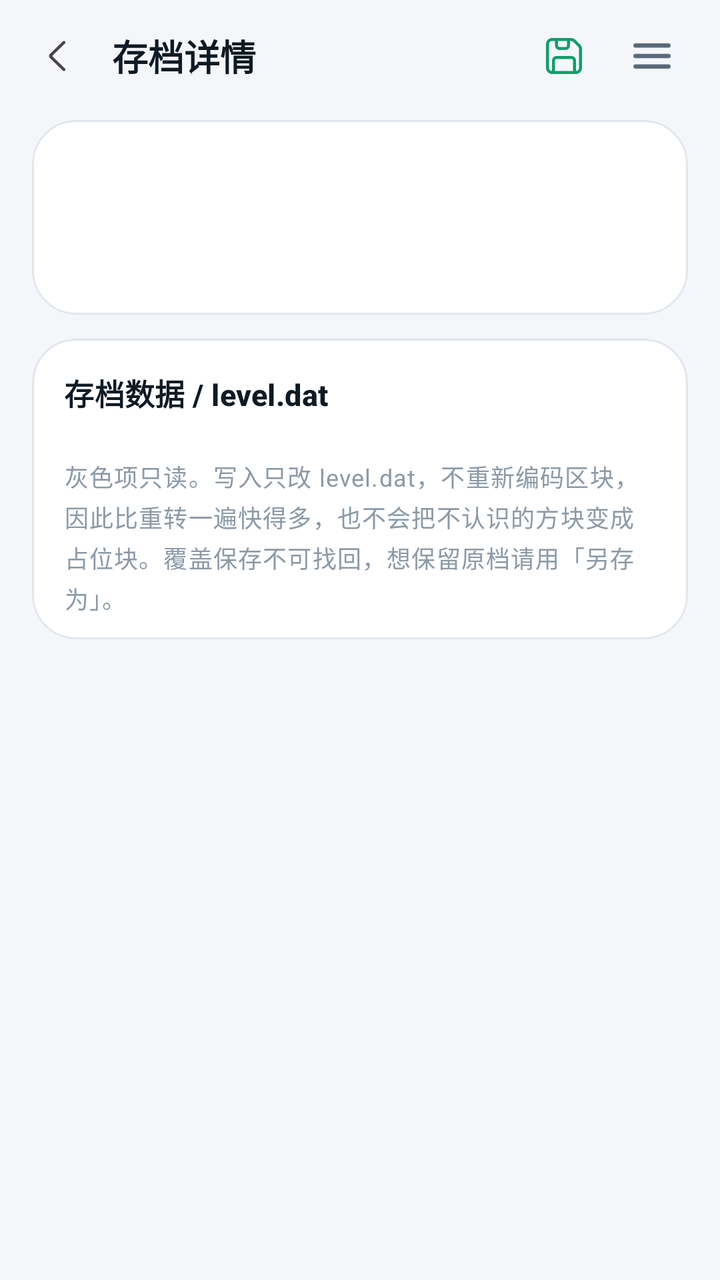
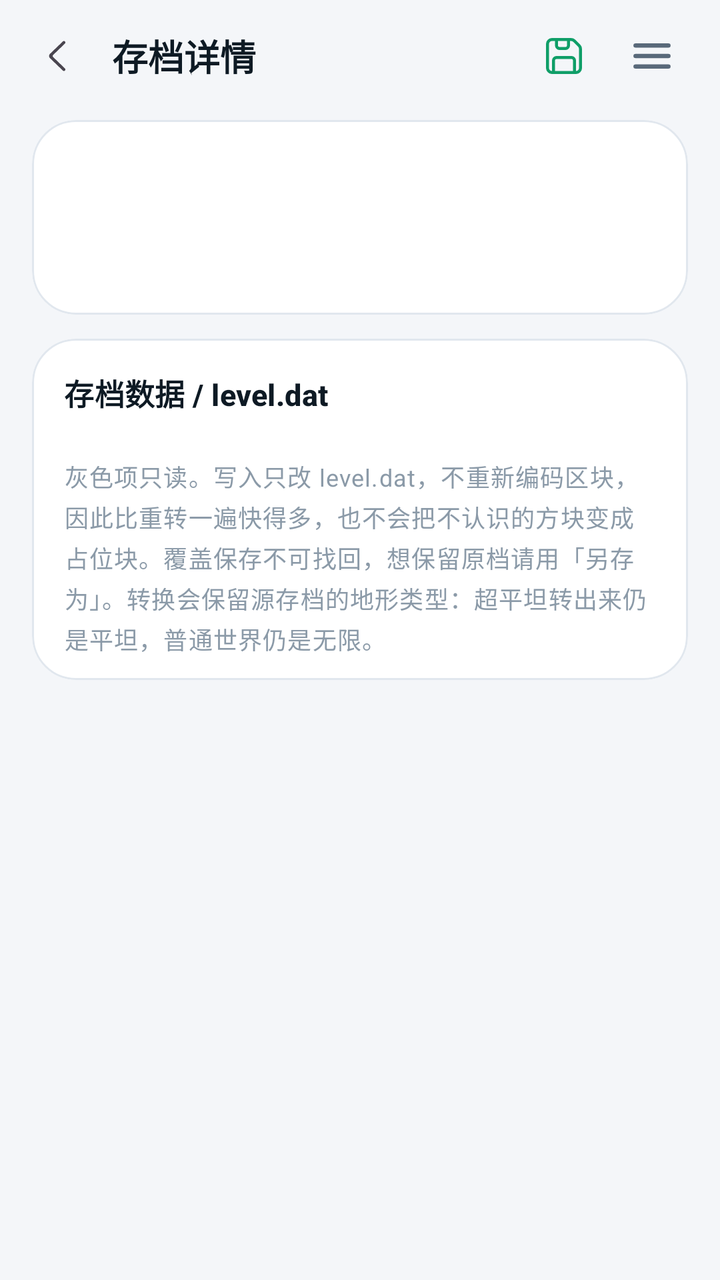

Screens rendered from an Android XML layout before and after an edit, with the pre-edit source and the edit as a unified diff.
<!-- AndroidManifest.xml: application theme Theme.LiteChunk -->
<!-- res/layout/activity_level.xml -->
<?xml version="1.0" encoding="utf-8"?>
<LinearLayout xmlns:android="http://schemas.android.com/apk/res/android"
    xmlns:app="http://schemas.android.com/apk/res-auto"
    android:layout_width="match_parent"
    android:layout_height="match_parent"
    android:background="@color/bg"
    android:orientation="vertical">

    <LinearLayout
        android:layout_width="match_parent"
        android:layout_height="wrap_content"
        android:gravity="center_vertical"
        android:orientation="horizontal"
        android:paddingStart="8dp"
        android:paddingTop="6dp"
        android:paddingEnd="12dp"
        android:paddingBottom="2dp">

        <ImageButton
            android:id="@+id/btnBack"
            android:layout_width="44dp"
            android:layout_height="44dp"
            android:background="?attr/selectableItemBackgroundBorderless"
            android:contentDescription="返回"
            android:src="@drawable/ic_back" />

        <TextView
            android:layout_width="0dp"
            android:layout_height="wrap_content"
            android:layout_marginStart="4dp"
            android:layout_weight="1"
            android:text="存档详情"
            android:textColor="@color/text"
            android:textSize="18sp"
            android:textStyle="bold" />

        <ImageButton
            android:id="@+id/btnSave"
            android:layout_width="44dp"
            android:layout_height="44dp"
            android:background="?attr/selectableItemBackgroundBorderless"
            android:contentDescription="@string/level_action_save"
            android:enabled="false"
            android:src="@drawable/ic_save"
            app:tint="@color/save_tint" />

        <ImageButton
            android:id="@+id/btnMenu"
            android:layout_width="44dp"
            android:layout_height="44dp"
            android:background="?attr/selectableItemBackgroundBorderless"
            android:contentDescription="@string/level_action_more"
            android:src="@drawable/ic_menu"
            app:tint="@color/text_dim" />
    </LinearLayout>

    <androidx.core.widget.NestedScrollView
        android:layout_width="match_parent"
        android:layout_height="0dp"
        android:layout_weight="1"
        android:clipToPadding="false"
        android:scrollbars="none">

        <LinearLayout
            android:layout_width="match_parent"
            android:layout_height="wrap_content"
            android:orientation="vertical"
            android:paddingStart="16dp"
            android:paddingTop="8dp"
            android:paddingEnd="16dp"
            android:paddingBottom="28dp">

            
            <com.google.android.material.card.MaterialCardView
                style="@style/Widget.LiteChunk.Card"
                android:layout_width="match_parent"
                android:layout_height="wrap_content">

                <LinearLayout
                    android:layout_width="match_parent"
                    android:layout_height="wrap_content"
                    android:orientation="vertical"
                    android:padding="16dp">

                    <TextView
                        android:id="@+id/tvName"
                        android:layout_width="match_parent"
                        android:layout_height="wrap_content"
                        android:ellipsize="middle"
                        android:singleLine="true"
                        android:textColor="@color/text"
                        android:textSize="17sp"
                        android:textStyle="bold" />

                    <TextView
                        android:id="@+id/tvSummary"
                        android:layout_width="match_parent"
                        android:layout_height="wrap_content"
                        android:layout_marginTop="6dp"
                        android:textAppearance="@style/Text.LiteChunk.Caption" />

                    <TextView
                        android:id="@+id/tvPath"
                        android:layout_width="match_parent"
                        android:layout_height="wrap_content"
                        android:layout_marginTop="4dp"
                        android:ellipsize="middle"
                        android:singleLine="true"
                        android:textAppearance="@style/Text.LiteChunk.Caption"
                        android:textColor="@color/text_faint" />
                </LinearLayout>
            </com.google.android.material.card.MaterialCardView>

            
            <com.google.android.material.card.MaterialCardView
                android:id="@+id/cardNotes"
                style="@style/Widget.LiteChunk.Card"
                android:layout_width="match_parent"
                android:layout_height="wrap_content"
                android:layout_marginTop="12dp"
                android:visibility="gone">

                <LinearLayout
                    android:layout_width="match_parent"
                    android:layout_height="wrap_content"
                    android:orientation="vertical"
                    android:paddingStart="16dp"
                    android:paddingTop="16dp"
                    android:paddingEnd="16dp"
                    android:paddingBottom="10dp">

                    <TextView
                        android:layout_width="wrap_content"
                        android:layout_height="wrap_content"
                        android:text="检查结果 / Findings"
                        android:textAppearance="@style/Text.LiteChunk.Section" />

                    <LinearLayout
                        android:id="@+id/noteContainer"
                        android:layout_width="match_parent"
                        android:layout_height="wrap_content"
                        android:layout_marginTop="10dp"
                        android:orientation="vertical" />
                </LinearLayout>
            </com.google.android.material.card.MaterialCardView>

            
            <com.google.android.material.card.MaterialCardView
                style="@style/Widget.LiteChunk.Card"
                android:layout_width="match_parent"
                android:layout_height="wrap_content"
                android:layout_marginTop="12dp">

                <LinearLayout
                    android:layout_width="match_parent"
                    android:layout_height="wrap_content"
                    android:orientation="vertical"
                    android:paddingStart="16dp"
                    android:paddingTop="16dp"
                    android:paddingEnd="16dp"
                    android:paddingBottom="12dp">

                    <TextView
                        android:layout_width="wrap_content"
                        android:layout_height="wrap_content"
                        android:text="存档数据 / level.dat"
                        android:textAppearance="@style/Text.LiteChunk.Section" />

                    <LinearLayout
                        android:id="@+id/fieldContainer"
                        android:layout_width="match_parent"
                        android:layout_height="wrap_content"
                        android:layout_marginTop="10dp"
                        android:orientation="vertical" />

                    <TextView
                        android:layout_width="match_parent"
                        android:layout_height="wrap_content"
                        android:layout_marginTop="12dp"
                        android:lineSpacingExtra="3dp"
                        android:text="灰色项只读。写入只改 level.dat，不重新编码区块，因此比重转一遍快得多，也不会把不认识的方块变成占位块。覆盖保存不可找回，想保留原档请用「另存为」。"
                        android:textAppearance="@style/Text.LiteChunk.Caption"
                        android:textColor="@color/text_faint" />
                </LinearLayout>
            </com.google.android.material.card.MaterialCardView>

            <ProgressBar
                android:id="@+id/progress"
                android:layout_width="32dp"
                android:layout_height="32dp"
                android:layout_gravity="center_horizontal"
                android:layout_marginTop="24dp"
                android:visibility="gone" />
        </LinearLayout>
    </androidx.core.widget.NestedScrollView>

</LinearLayout>
<!-- resources referenced by this layout -->
<resources>
  <color name="bg">#FFF4F6F9</color>
  <color name="text">#FF0E1A24</color>
  <color name="text_dim">#FF59697A</color>
  <color name="text_faint">#FF8B9AA8</color>
  <!-- drawable ic_back (drawable) -->
  <?xml version="1.0" encoding="utf-8"?>
  <vector xmlns:android="http://schemas.android.com/apk/res/android"
      android:width="24dp"
      android:height="24dp"
      android:tint="?attr/colorControlNormal"
      android:viewportHeight="16"
      android:viewportWidth="16">
      <path
          android:fillColor="#FFFFFFFF"
          android:pathData="M9.65,3.15c0.2,0.2 0.2,0.51 0,0.7L5.71,7.65c-0.2,0.2 -0.2,0.5 0,0.7l3.94,3.8c0.19,0.19 0.19,0.51 0,0.7 -0.2,0.2 -0.51,0.2 -0.7,0l-4.3,-4.14a1,1 0 0,1 0,-1.42l4.3,-4.14c0.19,-0.2 0.5,-0.2 0.7,0z" />
  </vector>
  <!-- drawable ic_menu (drawable) -->
  <?xml version="1.0" encoding="utf-8"?>
  <vector xmlns:android="http://schemas.android.com/apk/res/android"
      android:width="24dp"
      android:height="24dp"
      android:tint="?attr/colorControlNormal"
      android:viewportHeight="16"
      android:viewportWidth="16">
      <path
          android:pathData="M2.5,4.5h11M2.5,8h11M2.5,11.5h11"
          android:strokeColor="#FFFFFFFF"
          android:strokeLineCap="round"
          android:strokeWidth="1.4" />
  </vector>
  <!-- drawable ic_save (drawable) -->
  <?xml version="1.0" encoding="utf-8"?>
  <vector xmlns:android="http://schemas.android.com/apk/res/android"
      android:width="24dp"
      android:height="24dp"
      android:tint="?attr/colorControlNormal"
      android:viewportHeight="16"
      android:viewportWidth="16">
      <path
          android:fillColor="#FFFFFFFF"
          android:pathData="M4 3a1 1 0 0 0-1 1v8a1 1 0 0 0 1 1V9.5A1.5 1.5 0 0 1 5.5 8h5A1.5 1.5 0 0 1 12 9.5V13a1 1 0 0 0 1-1V5.621a1 1 0 0 0-.293-.707l-1.621-1.621A1 1 0 0 0 10.379 3H10v1.5A1.5 1.5 0 0 1 8.5 6h-2A1.5 1.5 0 0 1 5 4.5V3zm2 0v1.5a.5.5 0 0 0 .5.5h2a.5.5 0 0 0 .5-.5V3zm5 10V9.5a.5.5 0 0 0-.5-.5h-5a.5.5 0 0 0-.5.5V13zM2 4a2 2 0 0 1 2-2h6.379a2 2 0 0 1 1.414.586l1.621 1.621A2 2 0 0 1 14 5.621V12a2 2 0 0 1-2 2H4a2 2 0 0 1-2-2z" />
  </vector>
  <string name="level_action_more">更多操作</string>
  <string name="level_action_save">保存</string>
  <style name="Text.LiteChunk.Caption" parent="TextAppearance.Material3.BodySmall">
          <item name="android:textColor">@color/text_dim</item>
          <item name="android:textSize">12sp</item>
      </style>
  <style name="Text.LiteChunk.Section" parent="TextAppearance.Material3.TitleMedium">
          <item name="android:textColor">@color/text</item>
          <item name="android:textSize">15sp</item>
          <item name="android:textStyle">bold</item>
      </style>
  <style name="Widget.LiteChunk.Card" parent="Widget.Material3.CardView.Outlined">
          <item name="cardCornerRadius">22dp</item>
          <item name="cardElevation">0dp</item>
          <item name="strokeColor">@color/divider</item>
          <item name="strokeWidth">1dp</item>
          <item name="cardBackgroundColor">@color/surface</item>
      </style>
  <color name="divider">#FFE1E7EE</color>
  <color name="surface">#FFFFFFFF</color>
  <color name="accent">#FF0F9E68</color>
  <color name="white">#FFFFFFFF</color>
  <color name="accent_container">#FFE1F5EC</color>
  <color name="accent_alt">#FF2568CE</color>
  <color name="accent_alt_container">#FFE6EFFC</color>
  <color name="surface_high">#FFF2F5F9</color>
  <color name="danger">#FFD92D20</color>
  <!-- unchanged entries left out for length: 1 -->
</resources>

<!-- the commit's change to res/layout/activity_level.xml (unified diff, before → after) -->
@@ -178,7 +178,7 @@
                         android:layout_height="wrap_content"
                         android:layout_marginTop="12dp"
                         android:lineSpacingExtra="3dp"
-                        android:text="灰色项只读。写入只改 level.dat，不重新编码区块，因此比重转一遍快得多，也不会把不认识的方块变成占位块。覆盖保存不可找回，想保留原档请用「另存为」。"
+                        android:text="灰色项只读。写入只改 level.dat，不重新编码区块，因此比重转一遍快得多，也不会把不认识的方块变成占位块。覆盖保存不可找回，想保留原档请用「另存为」。转换会保留源存档的地形类型：超平坦转出来仍是平坦，普通世界仍是无限。"
                         android:textAppearance="@style/Text.LiteChunk.Caption"
                         android:textColor="@color/text_faint" />
                 </LinearLayout>
